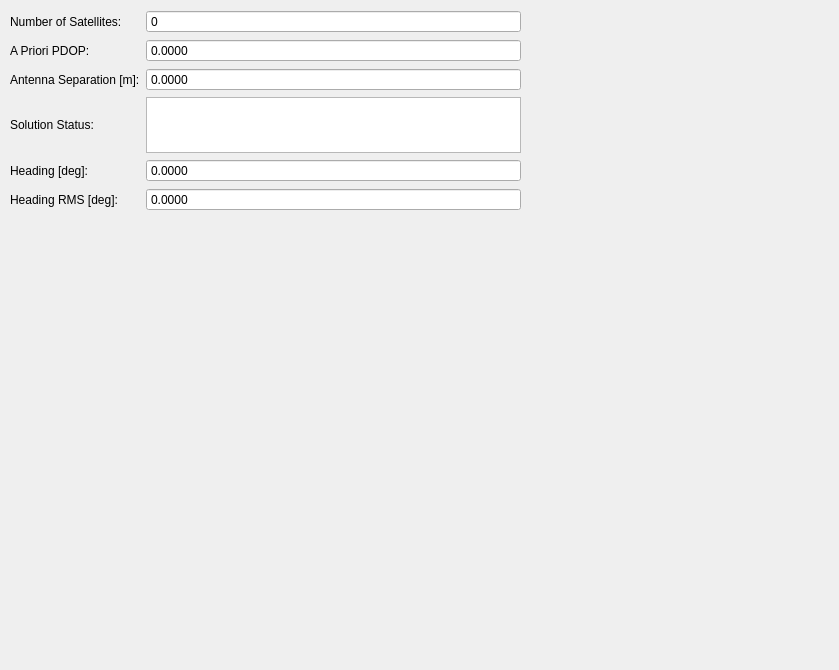
First picture: the form in src/lib/visualization/GAMSControl.ui, repository jmaye/libposlv, before the edit.
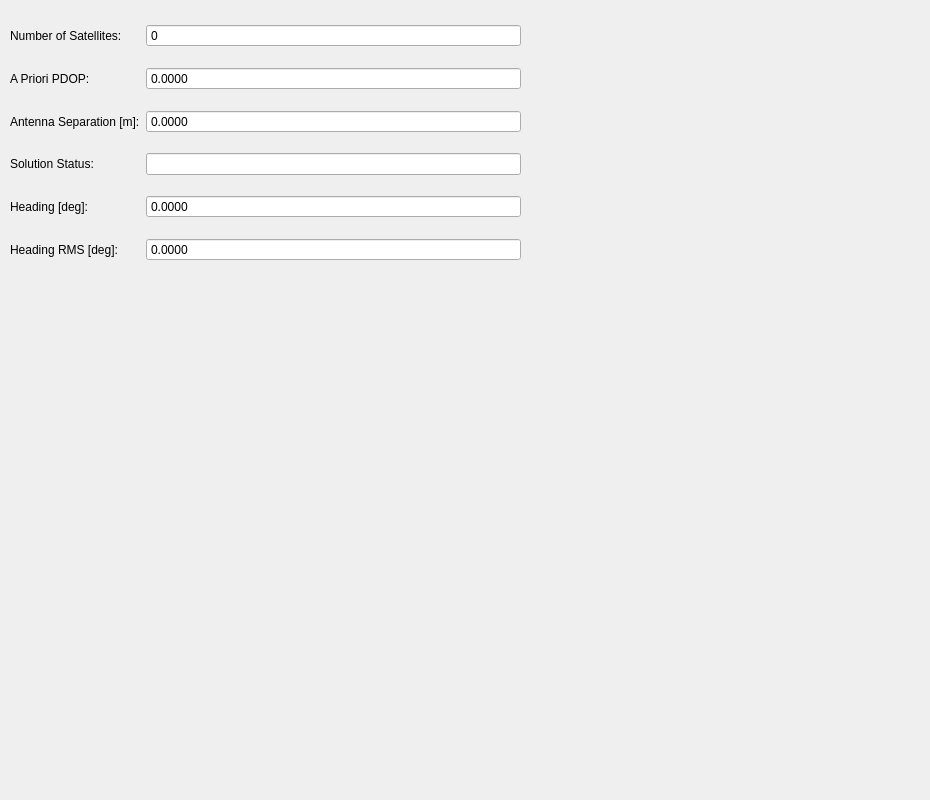
Second picture: the form after the edit.

Patch:
```diff
--- a/src/lib/visualization/GAMSControl.ui
+++ b/src/lib/visualization/GAMSControl.ui
@@ -6,8 +6,8 @@
    <rect>
     <x>0</x>
     <y>0</y>
-    <width>839</width>
-    <height>670</height>
+    <width>930</width>
+    <height>800</height>
    </rect>
   </property>
   <property name="windowTitle">
@@ -19,7 +19,7 @@
      <x>10</x>
      <y>10</y>
      <width>511</width>
-     <height>201</height>
+     <height>271</height>
     </rect>
    </property>
    <layout class="QGridLayout" name="gamsLayout">
@@ -76,9 +76,6 @@
       </property>
      </widget>
     </item>
-    <item row="3" column="1">
-     <widget class="QTextBrowser" name="statusText"/>
-    </item>
     <item row="4" column="0">
      <widget class="QLabel" name="headingLabel">
       <property name="text">
@@ -157,6 +154,13 @@
       </property>
      </widget>
     </item>
+    <item row="3" column="1">
+     <widget class="QLineEdit" name="statusText">
+      <property name="readOnly">
+       <bool>true</bool>
+      </property>
+     </widget>
+    </item>
    </layout>
   </widget>
  </widget>
```
